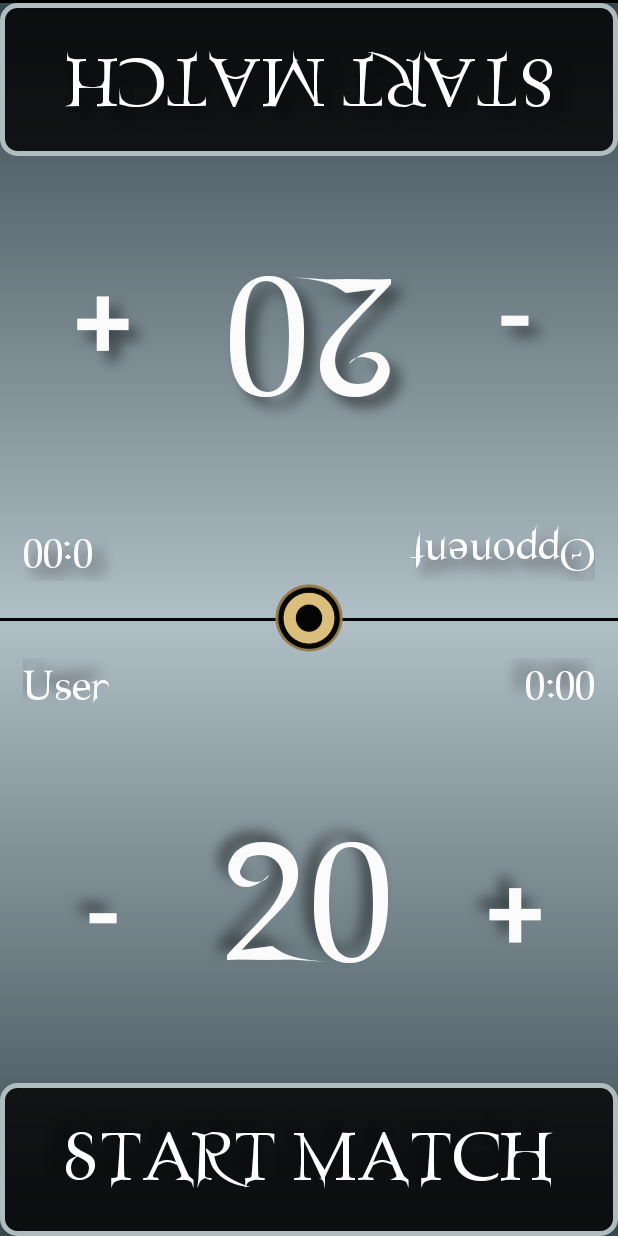
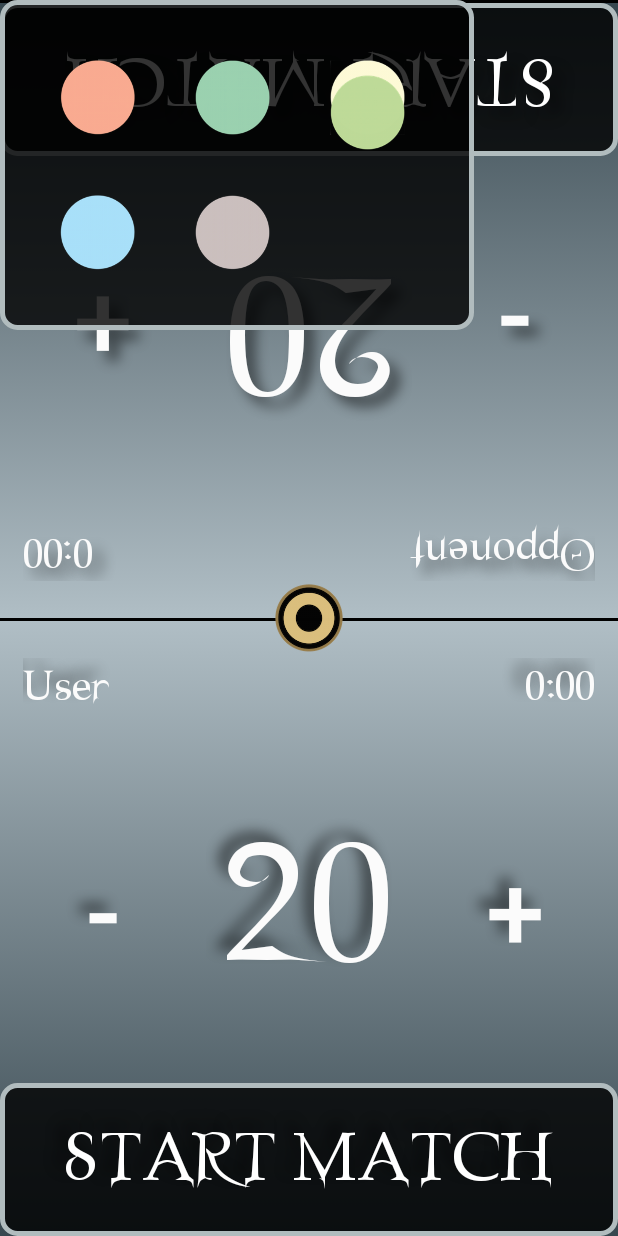
Before and after one commit to ZachMatics/MagicLifeCounter, an Android app: the screen it shows after launch (MainActivity), on a phone screen of 412 x 824 dp. Run offline under Robolectric (Android 15) with nearby library versions, the phone set to English and light mode, and no system bars; our stand-ins replace AdMob.

Commit message:
Callback Design Pattern

```diff
--- a/app/src/main/java/com/zacharymitchell/magiclifecounter/MainActivity.java
+++ b/app/src/main/java/com/zacharymitchell/magiclifecounter/MainActivity.java
@@ -36,10 +36,10 @@ import android.widget.ToggleButton;
 import com.google.android.gms.ads.AdListener;
 import com.google.android.gms.ads.AdRequest;
 import com.google.android.gms.ads.InterstitialAd;
+import com.zacharymitchell.magiclifecounter.ui.ElementPicker;
 
 import java.util.ArrayList;
 import java.util.Random;
-
 
 public class MainActivity extends AppCompatActivity implements TrashDialog.Commincator {
 
@@ -452,6 +452,35 @@ public class MainActivity extends AppCompatActivity implements TrashDialog.Commi
         rateApp();
 
         testbottomCount = (TextView) findViewById(R.id.bottomCount);
+
+        ElementPicker picker = (ElementPicker) findViewById(R.id.element_picker_view);
+        picker.setElementPickListener(new ElementPicker.ElementPickListener() {
+            @Override
+            public void onElementPick(ElementPicker.Elements element) {
+                switch(element)
+                {
+                    case Red:
+                        Toast.makeText(getApplicationContext(), "Red", Toast.LENGTH_SHORT).show();
+                        break;
+                    case Green:
+                        Toast.makeText(getApplicationContext(), "Green", Toast.LENGTH_SHORT).show();
+                        break;
+                    case White:
+                        Toast.makeText(getApplicationContext(), "White", Toast.LENGTH_SHORT).show();
+                        break;
+                    case Blue:
+                        Toast.makeText(getApplicationContext(), "Blue", Toast.LENGTH_SHORT).show();
+                        break;
+                    case Black:
+                        Toast.makeText(getApplicationContext(), "Black", Toast.LENGTH_SHORT).show();
+                        break;
+                    case Poison:
+                        Toast.makeText(getApplicationContext(), "Poison", Toast.LENGTH_SHORT).show();
+                        break;
+                    default:
+                }
+            }
+        });
 
 
     }
--- /dev/null
+++ b/app/src/main/java/com/zacharymitchell/magiclifecounter/ui/ElementPicker.java
@@ -0,0 +1,126 @@
+package com.zacharymitchell.magiclifecounter.ui;
+
+import android.content.Context;
+import android.util.AttributeSet;
+import android.view.View;
+import android.widget.Button;
+import android.widget.ImageView;
+import android.widget.RelativeLayout;
+
+import com.zacharymitchell.magiclifecounter.MainActivity;
+import com.zacharymitchell.magiclifecounter.R;
+
+public class ElementPicker extends RelativeLayout {
+    ImageView redView;
+    ImageView greenView;
+    ImageView whiteView;
+    ImageView blueView;
+    ImageView blackView;
+    ImageView poisonView;
+    ImageView dotView;
+    Button redButton;
+    Button greenButton;
+    Button whiteButton;
+    Button blueButton;
+    Button blackButton;
+    Button poisonButton;
+
+    ElementPickListener elementPickListener;
+
+    public enum Elements{
+        Red,
+        Green,
+        White,
+        Blue,
+        Black,
+        Poison
+    }
+
+    public ElementPicker(Context context, AttributeSet attrs) {
+        super(context, attrs);
+        addView(inflate(context,R.layout.layout_element_picker,null));
+        redView = (ImageView) findViewById(R.id.red_circle_view);
+        greenView = (ImageView) findViewById(R.id.green_circle_view);
+        whiteView =(ImageView) findViewById(R.id.white_circle_view);
+        blueView = (ImageView) findViewById(R.id.blue_circle_view);
+        blackView = (ImageView) findViewById(R.id.black_circle_view);
+        poisonView = (ImageView) findViewById(R.id.poison_circle_view);
+
+        dotView = (ImageView) findViewById(R.id.anim_dice_dot_view);
+
+        redButton = (Button) findViewById(R.id.red_circle_button);
+        greenButton = (Button) findViewById(R.id.green_circle_button);
+        whiteButton = (Button) findViewById(R.id.white_circle_button);
+        blueButton = (Button)findViewById(R.id.blue_circle_button);
+        blackButton = (Button) findViewById(R.id.black_circle_button);
+        poisonButton = (Button) findViewById(R.id.poison_circle_button);
+        setOnClickListeners();
+    }
+
+    public void setElementPickListener(ElementPickListener listener)
+    {
+        elementPickListener = listener;
+    }
+    private void setOnClickListeners()
+    {
+        redButton.setOnClickListener(new OnClickListener() {
+            @Override
+            public void onClick(View view) {
+                if(elementPickListener!=null)
+                {
+                    elementPickListener.onElementPick(Elements.Red);
+                }
+            }
+        });
+        greenButton.setOnClickListener(new OnClickListener() {
+            @Override
+            public void onClick(View view) {
+                if(elementPickListener!=null)
+                {
+                    elementPickListener.onElementPick(Elements.Green);
+                }
+            }
+        });
+        whiteButton.setOnClickListener(new OnClickListener() {
+            @Override
+            public void onClick(View view) {
+                if(elementPickListener!=null)
+                {
+                    elementPickListener.onElementPick(Elements.White);
+
+                }
+            }
+        });
+        blueButton.setOnClickListener(new OnClickListener() {
+            @Override
+            public void onClick(View view) {
+                if(elementPickListener!=null)
+                {
+                    elementPickListener.onElementPick(Elements.Blue);
+                }
+            }
+        });
+        blackButton.setOnClickListener(new OnClickListener() {
+            @Override
+            public void onClick(View view) {
+                if(elementPickListener!=null)
+                {
+                    elementPickListener.onElementPick(Elements.Black);
+                }
+            }
+        });
+        poisonButton.setOnClickListener(new OnClickListener() {
+            @Override
+            public void onClick(View view) {
+                if(elementPickListener!=null)
+                {
+                    elementPickListener.onElementPick(Elements.Poison);
+                }
+            }
+        });
+    }
+
+    public interface ElementPickListener {
+    void onElementPick(Elements element);
+    }
+}
--- a/app/src/main/res/layout/activity_main.xml
+++ b/app/src/main/res/layout/activity_main.xml
@@ -6,6 +6,8 @@
     android:layout_width="match_parent"
     android:layout_height="match_parent"
     tools:context="com.zacharymitchell.magiclifecounter.MainActivity">
+
+
 
 
     <ImageButton
@@ -91,4 +93,11 @@
     </FrameLayout>
 
 
+
+    <com.zacharymitchell.magiclifecounter.ui.ElementPicker
+        android:id="@+id/element_picker_view"
+        android:layout_width="wrap_content"
+        android:layout_height="wrap_content">
+    </com.zacharymitchell.magiclifecounter.ui.ElementPicker>
+
 </FrameLayout>
--- /dev/null
+++ b/app/src/main/res/layout/layout_element_picker.xml
@@ -0,0 +1,153 @@
+<?xml version="1.0" encoding="utf-8"?>
+<RelativeLayout xmlns:android="http://schemas.android.com/apk/res/android"
+    android:id="@+id/element_picker"
+    android:layout_width="310dp"
+    android:layout_height="220dp"
+    android:animateLayoutChanges="true"
+    android:background="@drawable/layout_theme_menu">
+
+    <ImageView
+        android:id="@+id/red_circle_view"
+        android:layout_width="50dp"
+        android:layout_height="50dp"
+        android:layout_marginLeft="40dp"
+        android:layout_marginStart="40dp"
+        android:layout_marginTop="40dp"
+        android:adjustViewBounds="true"
+        android:background="#00000000"
+        android:scaleType="fitXY"
+        android:src="@drawable/icon_red" />
+
+    <Button
+        android:id="@+id/red_circle_button"
+        android:layout_width="105dp"
+        android:layout_height="110dp"
+        android:background="#00000000"
+        />
+
+    <ImageView
+        android:id="@+id/green_circle_view"
+        android:layout_width="50dp"
+        android:layout_height="50dp"
+        android:layout_marginLeft="40dp"
+        android:layout_marginStart="40dp"
+        android:layout_marginTop="40dp"
+        android:layout_toEndOf="@id/red_circle_view"
+        android:layout_toRightOf="@id/red_circle_button"
+        android:adjustViewBounds="true"
+        android:background="#00000000"
+        android:scaleType="fitXY"
+        android:src="@drawable/icon_green" />
+
+    <Button
+        android:id="@+id/green_circle_button"
+        android:layout_width="105dp"
+        android:layout_height="110dp"
+        android:layout_toEndOf="@+id/red_circle_button"
+        android:background="#00000000"
+        android:layout_toRightOf="@+id/red_circle_button" />
+
+    <ImageView
+        android:id="@+id/white_circle_view"
+        android:layout_width="50dp"
+        android:layout_height="50dp"
+        android:layout_marginLeft="40dp"
+        android:layout_marginStart="40dp"
+        android:layout_marginTop="40dp"
+        android:layout_toEndOf="@id/green_circle_view"
+        android:layout_toRightOf="@id/green_circle_view"
+        android:adjustViewBounds="true"
+        android:background="#00000000"
+        android:scaleType="fitXY"
+        android:src="@drawable/icon_white" />
+
+    <Button
+        android:id="@+id/white_circle_button"
+        android:layout_width="105dp"
+        android:layout_height="110dp"
+        android:layout_toEndOf="@+id/green_circle_button"
+        android:layout_toRightOf="@+id/green_circle_button"
+        android:background="#00000000"
+        />
+
+    <ImageView
+        android:id="@+id/blue_circle_view"
+        android:layout_width="50dp"
+        android:layout_height="50dp"
+        android:layout_below="@id/red_circle_view"
+        android:layout_marginLeft="40dp"
+        android:layout_marginStart="40dp"
+        android:layout_marginTop="40dp"
+        android:adjustViewBounds="true"
+        android:background="#00000000"
+        android:scaleType="fitXY"
+        android:src="@drawable/icon_blue" />
+
+    <Button
+        android:id="@+id/blue_circle_button"
+        android:layout_width="105dp"
+        android:layout_height="110dp"
+        android:layout_below="@+id/red_circle_button"
+        android:background="#00000000" />
+
+    <ImageView
+        android:id="@+id/black_circle_view"
+        android:layout_width="50dp"
+        android:layout_height="50dp"
+        android:layout_below="@id/red_circle_view"
+        android:layout_marginLeft="40dp"
+        android:layout_marginStart="40dp"
+        android:layout_marginTop="40dp"
+        android:layout_toEndOf="@+id/blue_circle_view"
+        android:layout_toRightOf="@+id/blue_circle_view"
+        android:adjustViewBounds="true"
+        android:background="#00000000"
+        android:scaleType="fitXY"
+        android:src="@drawable/icon_black" />
+
+    <Button
+        android:id="@+id/black_circle_button"
+        android:layout_width="105dp"
+        android:layout_height="110dp"
+        android:layout_below="@+id/green_circle_button"
+        android:layout_toEndOf="@+id/blue_circle_button"
+        android:layout_toRightOf="@+id/blue_circle_button"
+        android:background="#00000000"
+        />
+
+    <Button
+        android:id="@+id/poison_circle_button"
+        android:layout_width="105dp"
+        android:layout_height="110dp"
+        android:layout_below="@+id/white_circle_button"
+        android:layout_toEndOf="@+id/black_circle_button"
+        android:layout_toRightOf="@+id/black_circle_button"
+        android:background="#00000000"
+        />
+
+    <ImageView
+        android:id="@+id/anim_dice_dot_view"
+        android:layout_width="50dp"
+        android:layout_height="50dp"
+        android:layout_centerHorizontal="true"
+        android:layout_centerInParent="true"
+        android:layout_centerVertical="true"
+        android:adjustViewBounds="true"
+        android:background="#00000000"
+        android:scaleType="fitXY"
+        android:src="@drawable/icon_dice_dot_center"
+        android:visibility="invisible" />
+
+    <ImageView
+        android:id="@+id/poison_circle_view"
+        android:layout_width="50dp"
+        android:layout_height="50dp"
+        android:adjustViewBounds="true"
+        android:background="#00000000"
+        android:scaleType="fitXY"
+        android:src="@drawable/icon_poison_front"
+        android:layout_below="@+id/anim_dice_dot_view"
+        android:layout_alignLeft="@+id/white_circle_view"
+        android:layout_alignStart="@+id/white_circle_view" />
+
+</RelativeLayout>
```
